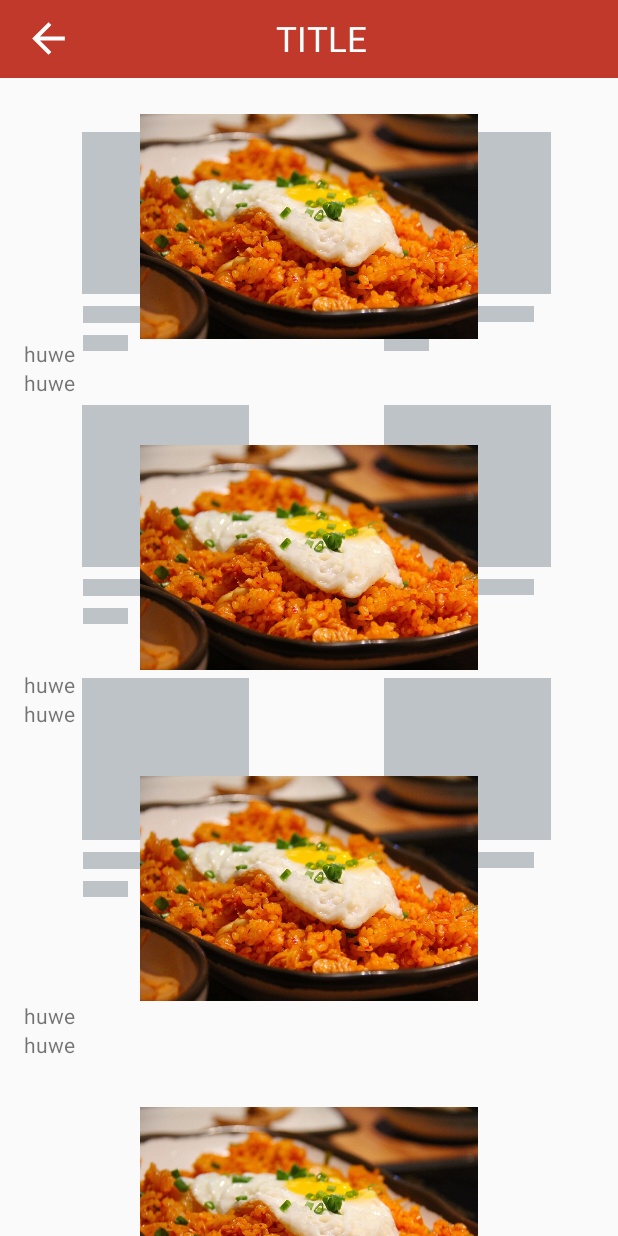
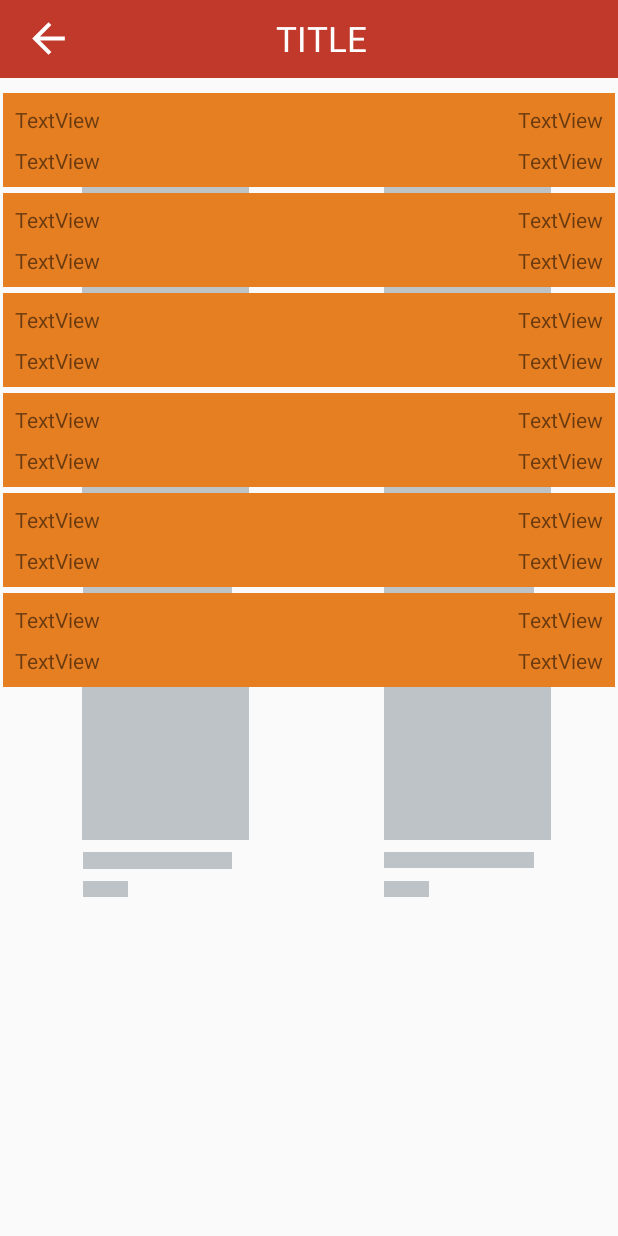
Before and after one commit to alpine12/Tugas-Akhir, an Android app: the layout activity_daftar_menu.xml on its own in the app's theme, with its tools: preview values and no code run, on a phone screen of 412 x 824 dp. Run offline under Robolectric (Android 15) with nearby library versions, the phone set to English and light mode, and no system bars.

Commit message:
Detail daftar pesanan

```diff
--- a/app/src/main/java/id/BentengBuahNaga/App/activity/ResponseModel/ResponseDeffault.java
+++ b/app/src/main/java/id/BentengBuahNaga/App/activity/ResponseModel/ResponseDeffault.java
@@ -33,7 +33,6 @@ public class ResponseDeffault {
     @SerializedName("daftar_pesaan")
     private List<DaftarPesananModel> daftarPesaan;
 
-
     public List<DaftarPesananModel> getDaftarPesaan() {
         return daftarPesaan;
     }
--- a/app/src/main/java/id/BentengBuahNaga/App/activity/fragment/MenuFragment.java
+++ b/app/src/main/java/id/BentengBuahNaga/App/activity/fragment/MenuFragment.java
@@ -24,6 +24,7 @@ import java.util.List;
 import id.BentengBuahNaga.App.R;
 import id.BentengBuahNaga.App.activity.BerandaActivity;
 import id.BentengBuahNaga.App.activity.DaftarMenuActivity;
+import id.BentengBuahNaga.App.activity.DaftarPesananActivity;
 import id.BentengBuahNaga.App.activity.contract.MenuFragmentContract;
 import id.BentengBuahNaga.App.activity.presenter.MenuFragmentPresenter;
 import id.BentengBuahNaga.App.helper.Scanner;
@@ -142,7 +143,7 @@ public class MenuFragment extends Fragment implements MenuFragmentContract.View,
         if (Prefs.getString(SharedPreff.getMeja(), null) == null) {
             presenter.cekmejaKososng();
         } else {
-            PindahActivity.pindahActivityParam(mContext, DaftarMenuActivity.class, "4");
+            PindahActivity.pindahActivityParam(mContext, DaftarPesananActivity.class, "4");
         }
     }
 
--- /dev/null
+++ b/app/src/main/java/id/BentengBuahNaga/App/activity/presenter/DetailDaftarPesananPresenter.java
@@ -0,0 +1,4 @@
+package id.BentengBuahNaga.App.activity.presenter;
+
+public class DetailDaftarPesananPresenter {
+}
--- a/app/src/main/res/layout/activity_daftar_menu.xml
+++ b/app/src/main/res/layout/activity_daftar_menu.xml
@@ -49,10 +49,9 @@
         app:layout_constraintTop_toBottomOf="@+id/include"
         app:layout_constraintVertical_bias="0.47000003"
         tools:itemCount="6"
-        tools:layoutManager="androidx.recyclerview.widget.GridLayoutManager"
-        tools:listitem="@layout/list_layout_daftarmenu"
+        tools:listitem="@layout/list_item_layout_daftarpesanan"
         tools:orientation="vertical"
-        tools:spanCount="2" />
+         />
 
 
 </androidx.constraintlayout.widget.ConstraintLayout>
--- /dev/null
+++ b/app/src/main/res/layout/list_item_layout_daftarpesanan.xml
@@ -0,0 +1,52 @@
+<?xml version="1.0" encoding="utf-8"?>
+<androidx.constraintlayout.widget.ConstraintLayout xmlns:android="http://schemas.android.com/apk/res/android"
+    xmlns:app="http://schemas.android.com/apk/res-auto"
+    xmlns:tools="http://schemas.android.com/tools"
+    android:id="@+id/linearLayout2"
+    android:layout_margin="2dp"
+    android:background="@color/carrot"
+    android:layout_width="match_parent"
+    android:layout_height="wrap_content">
+
+    <TextView
+        android:id="@+id/tv_kodeTransaksi"
+        android:layout_width="0dp"
+        android:layout_height="wrap_content"
+        android:layout_marginStart="8dp"
+        android:layout_marginTop="8dp"
+        android:text="TextView"
+        app:layout_constraintStart_toStartOf="parent"
+        app:layout_constraintTop_toTopOf="parent" />
+
+    <TextView
+        android:id="@+id/tv_totalBayar"
+        android:layout_width="wrap_content"
+        android:layout_height="wrap_content"
+        android:layout_marginStart="8dp"
+        android:layout_marginTop="8dp"
+        android:layout_marginBottom="8dp"
+        android:text="TextView"
+        app:layout_constraintBottom_toBottomOf="parent"
+        app:layout_constraintStart_toStartOf="parent"
+        app:layout_constraintTop_toBottomOf="@+id/tv_kodeTransaksi" />
+
+    <TextView
+        android:id="@+id/tv_tggljamPesan"
+        android:layout_width="wrap_content"
+        android:layout_height="wrap_content"
+        android:layout_marginTop="8dp"
+        android:layout_marginEnd="8dp"
+        android:text="TextView"
+        app:layout_constraintEnd_toEndOf="parent"
+        app:layout_constraintTop_toTopOf="parent" />
+
+    <TextView
+        android:id="@+id/tv_statusBayar"
+        android:layout_width="wrap_content"
+        android:layout_height="wrap_content"
+        android:layout_marginTop="8dp"
+        android:layout_marginEnd="8dp"
+        android:text="TextView"
+        app:layout_constraintEnd_toEndOf="parent"
+        app:layout_constraintTop_toBottomOf="@+id/tv_tggljamPesan" />
+</androidx.constraintlayout.widget.ConstraintLayout>
--- a/app/src/main/res/layout/list_layout_pesanan.xml
+++ /dev/null
@@ -1,6 +0,0 @@
-<?xml version="1.0" encoding="utf-8"?>
-<LinearLayout xmlns:android="http://schemas.android.com/apk/res/android"
-    android:orientation="vertical" android:layout_width="match_parent"
-    android:layout_height="match_parent">
-
-</LinearLayout>
```
Also changed, not shown: app/src/main/AndroidManifest.xml (+13 -8 lines), app/src/main/java/id/BentengBuahNaga/App/activity/DaftarPesananActivity.java (added, +76 -0 lines), app/src/main/java/id/BentengBuahNaga/App/activity/DetailDaftarPesananActivity.java (added, +16 -0 lines), app/src/main/java/id/BentengBuahNaga/App/activity/adapter/DaftarPesananAdapter.java (added, +101 -0 lines), app/src/main/java/id/BentengBuahNaga/App/activity/contract/DaftarPesananContract.java (added, +30 -0 lines), app/src/main/java/id/BentengBuahNaga/App/activity/model/DaftarPesananModel.java (+17 -13 lines), app/src/main/java/id/BentengBuahNaga/App/activity/presenter/DaftarPesananPresenter.java (added, +56 -0 lines), app/src/main/java/id/BentengBuahNaga/App/network/ApiIterface.java (+7 -1 lines), app/src/main/res/layout/activity_daftar_pesanan.xml (added, +21 -0 lines), app/src/main/res/layout/activity_detail_daftar_pesanan.xml (added, +18 -0 lines).
